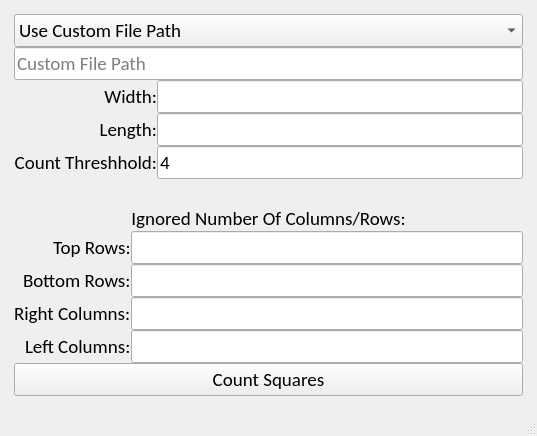
First picture: the form in counterUI.ui, repository camwick/crochet-pattern-counter, before the edit.
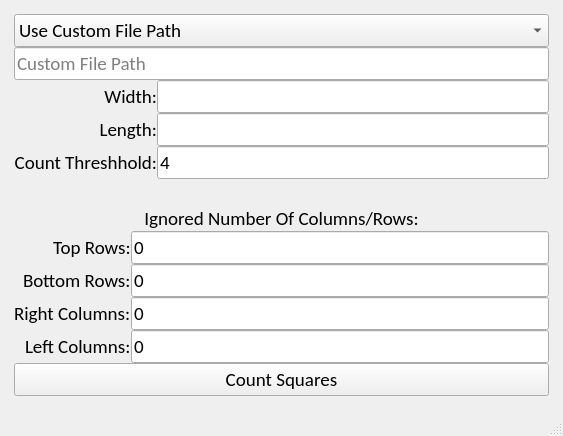
Second picture: the form after the edit.

Commit message: added default values to ignored

Diff of the .ui file:
```diff
--- a/counterUI.ui
+++ b/counterUI.ui
@@ -6,7 +6,7 @@
    <rect>
     <x>0</x>
     <y>0</y>
-    <width>537</width>
+    <width>563</width>
     <height>436</height>
    </rect>
   </property>
@@ -170,7 +170,11 @@
          </widget>
         </item>
         <item row="1" column="1">
-         <widget class="QLineEdit" name="topRowsLineEdit"/>
+         <widget class="QLineEdit" name="topRowsLineEdit">
+          <property name="text">
+           <string>0</string>
+          </property>
+         </widget>
         </item>
         <item row="2" column="0">
          <widget class="QLabel" name="bottomRowsLabel">
@@ -180,7 +184,11 @@
          </widget>
         </item>
         <item row="2" column="1">
-         <widget class="QLineEdit" name="bottomRowsLineEdit"/>
+         <widget class="QLineEdit" name="bottomRowsLineEdit">
+          <property name="text">
+           <string>0</string>
+          </property>
+         </widget>
         </item>
         <item row="3" column="0">
          <widget class="QLabel" name="rightColumnsLabel">
@@ -190,7 +198,11 @@
          </widget>
         </item>
         <item row="3" column="1">
-         <widget class="QLineEdit" name="rightColumnsLineEdit"/>
+         <widget class="QLineEdit" name="rightColumnsLineEdit">
+          <property name="text">
+           <string>0</string>
+          </property>
+         </widget>
         </item>
         <item row="4" column="0">
          <widget class="QLabel" name="leftColumnsLabel">
@@ -200,7 +212,11 @@
          </widget>
         </item>
         <item row="4" column="1">
-         <widget class="QLineEdit" name="leftColumnsLineEdit"/>
+         <widget class="QLineEdit" name="leftColumnsLineEdit">
+          <property name="text">
+           <string>0</string>
+          </property>
+         </widget>
         </item>
         <item row="0" column="0" colspan="2">
          <widget class="QLabel" name="label_4">
```
Left out of the diff: 2 changed lines with no effect on the pictures.
